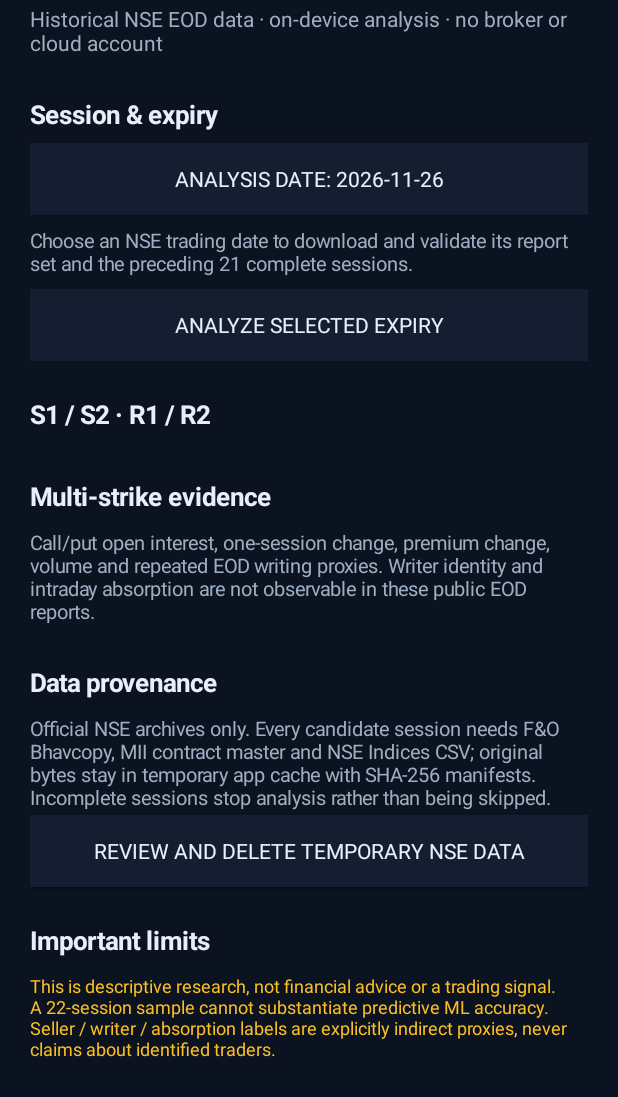
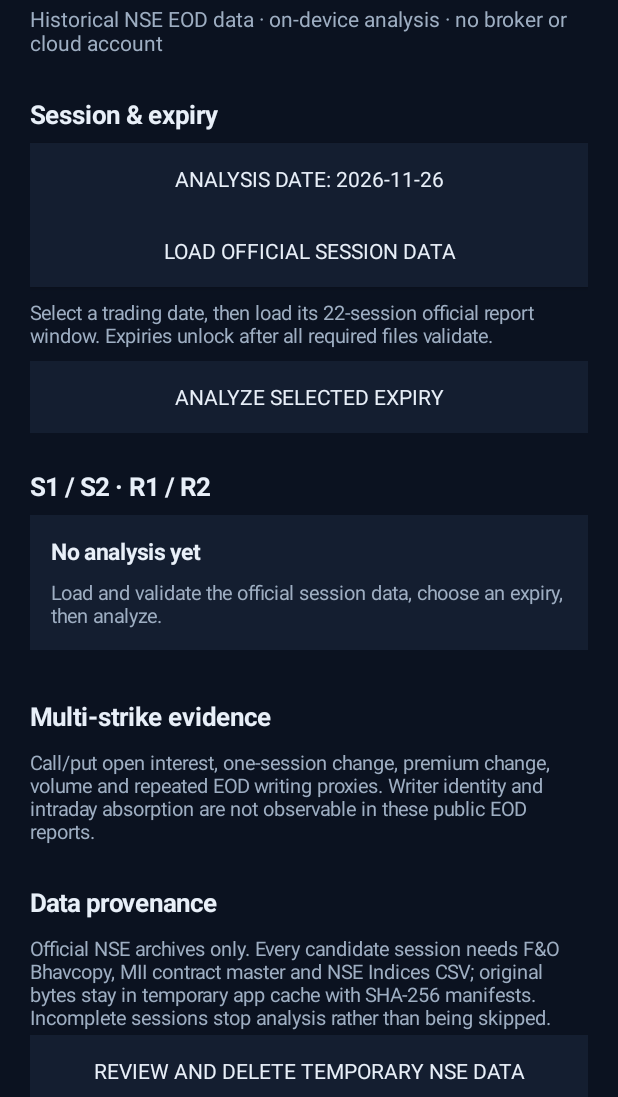
Before and after one commit to naveenm2020it-glitch/S-R, an Android app: the screen it shows after launch (MainActivity), on a phone screen of 412 x 824 dp, the part 139-1236 px from its top. Run offline under Robolectric (Android 15) with nearby library versions, the phone set to English and light mode, and no system bars; pictures from the network do not load.

Commit message:
Improve session loading and retry UI

```diff
--- a/app/src/main/java/com/sr/niftyseller/ui/MainActivity.kt
+++ b/app/src/main/java/com/sr/niftyseller/ui/MainActivity.kt
@@ -40,6 +40,7 @@ class MainActivity : Activity() {
     private lateinit var status: TextView
     private lateinit var progress: ProgressBar
     private lateinit var dateButton: Button
+    private lateinit var loadButton: Button
     private lateinit var expirySpinner: Spinner
     private lateinit var analyzeButton: Button
     private lateinit var resultsContainer: LinearLayout
@@ -80,6 +81,7 @@ class MainActivity : Activity() {
                 datePicker.maxDate = System.currentTimeMillis()
             }.show()
         }
+        loadButton = button("Load official session data") { loadHistory() }
         expirySpinner = Spinner(this).apply {
             contentDescription = "NIFTY expiry shared by all validated sessions"
             setBackgroundColor(panel)
@@ -91,12 +93,13 @@ class MainActivity : Activity() {
             visibility = View.GONE
         }
         root.addView(progress, matchWrap())
-        status = text("Choose an NSE trading date to download and validate its report set and the preceding 21 complete sessions.", 13, muted)
+        status = text("Select a trading date, then load its 22-session official report window. Expiries unlock after all required files validate.", 13, muted)
         status.setPadding(0, dp(8), 0, dp(8))
         analyzeButton = button("Analyze selected expiry") { analyze() }.apply { isEnabled = false }
         section("S1 / S2 · R1 / R2")
         resultsContainer = LinearLayout(this).apply { orientation = LinearLayout.VERTICAL }
         root.addView(resultsContainer, matchWrap())
+        showEmptyResults("No analysis yet", "Load and validate the official session data, choose an expiry, then analyze.")
         section("Multi-strike evidence")
         text("Call/put open interest, one-session change, premium change, volume and repeated EOD writing proxies. Writer identity and intraday absorption are not observable in these public EOD reports.", 13, muted)
         section("Data provenance")
@@ -110,12 +113,15 @@ class MainActivity : Activity() {
     private fun loadHistory() {
         if (isLoading) return
         isLoading = true
+        loadButton.isEnabled = false
+        loadButton.text = "Loading official session data…"
         progress.visibility = View.VISIBLE
         analyzeButton.isEnabled = false
         expirySpinner.isEnabled = false
         history = emptyList()
         expiries = emptyList()
         resultsContainer.removeAllViews()
+        showEmptyResults("Loading session window", "Checking official NSE archives and validating all three reports for each of 22 sessions.")
         status.text = "Preparing official NSE archive checks…"
         Thread {
             try {
@@ -129,6 +135,8 @@ class MainActivity : Activity() {
                     expirySpinner.adapter = adapter
                     expirySpinner.isEnabled = true
                     analyzeButton.isEnabled = true
+                    resultsContainer.removeAllViews()
+                    showEmptyResults("Ready to analyze", "${loaded.sessions.size} validated sessions are ready. Select one of ${loaded.expiries.size} shared expiries, then tap Analyze selected expiry.")
                     status.text = "Validated ${loaded.sessions.size}/22 unique EOD sessions (${loaded.sessions.first().date} → ${loaded.sessions.last().date}); all 3 official reports per session and matching NIFTY contract IDs checked. ${loaded.reports.size} report files · ${loaded.reports.sumOf { it.bytes } / (1024 * 1024)} MiB in temporary cache."
                     progress.visibility = View.GONE
                     isLoading = false
@@ -136,11 +144,17 @@ class MainActivity : Activity() {
                 }
             } catch (error: Exception) {
                 runOnUiThread {
-                    status.text = "Not ready: ${error.message ?: error.javaClass.simpleName}\nNo fallback or substitute dataset was used."
+                    val detail = error.message ?: error.javaClass.simpleName
+                    status.text = "Could not load a complete official session window. Check your internet connection and try again. $detail No fallback or substitute dataset was used."
+                    resultsContainer.removeAllViews()
+                    showEmptyResults("Session data unavailable", "Expiry selection and analysis unlock only after all 22 official sessions validate. Use the button above to retry.")
                     progress.visibility = View.GONE
                     isLoading = false
+                    loadButton.isEnabled = true
+                    loadButton.text = "Retry loading official data"
                     refreshDeleteButton()
                 }
+
             }
         }.start()
     }
@@ -243,6 +257,13 @@ class MainActivity : Activity() {
         root.addView(this, matchWrap())
     }
 
+    private fun showEmptyResults(title: String, description: String) {
+        card {
+            text(title, 15, textColor, true)
+            text(description, 13, muted)
+        }
+    }
+
     private fun card(content: LinearLayout.() -> Unit) {
         val container = LinearLayout(this).apply {
             orientation = LinearLayout.VERTICAL
```
